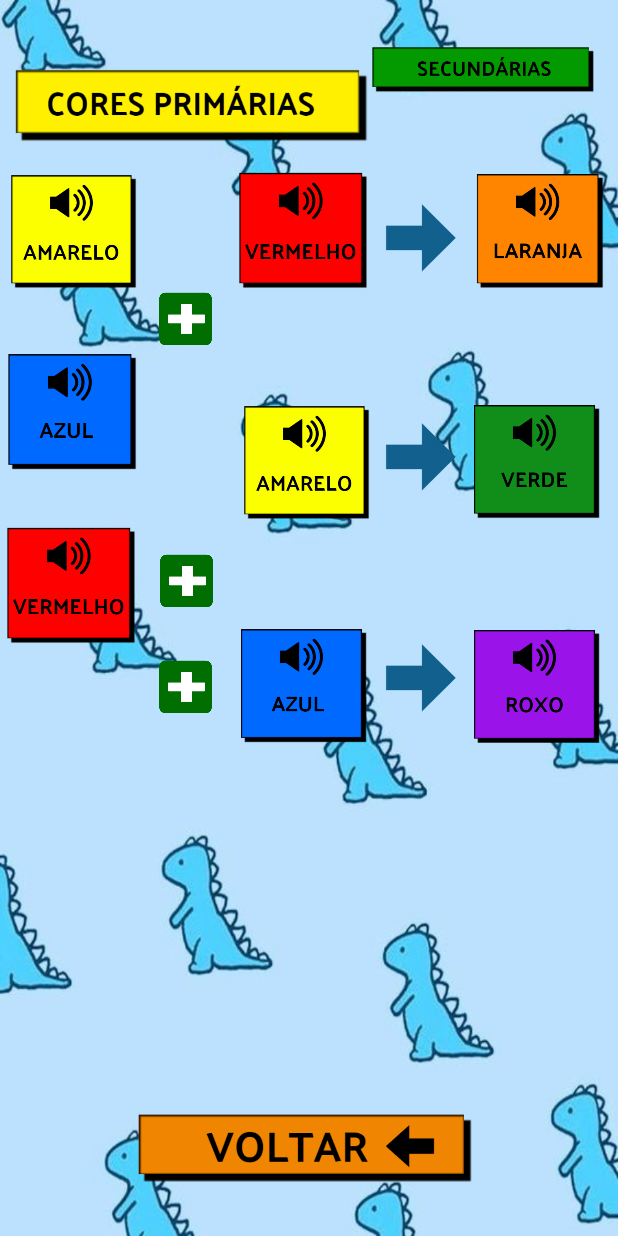
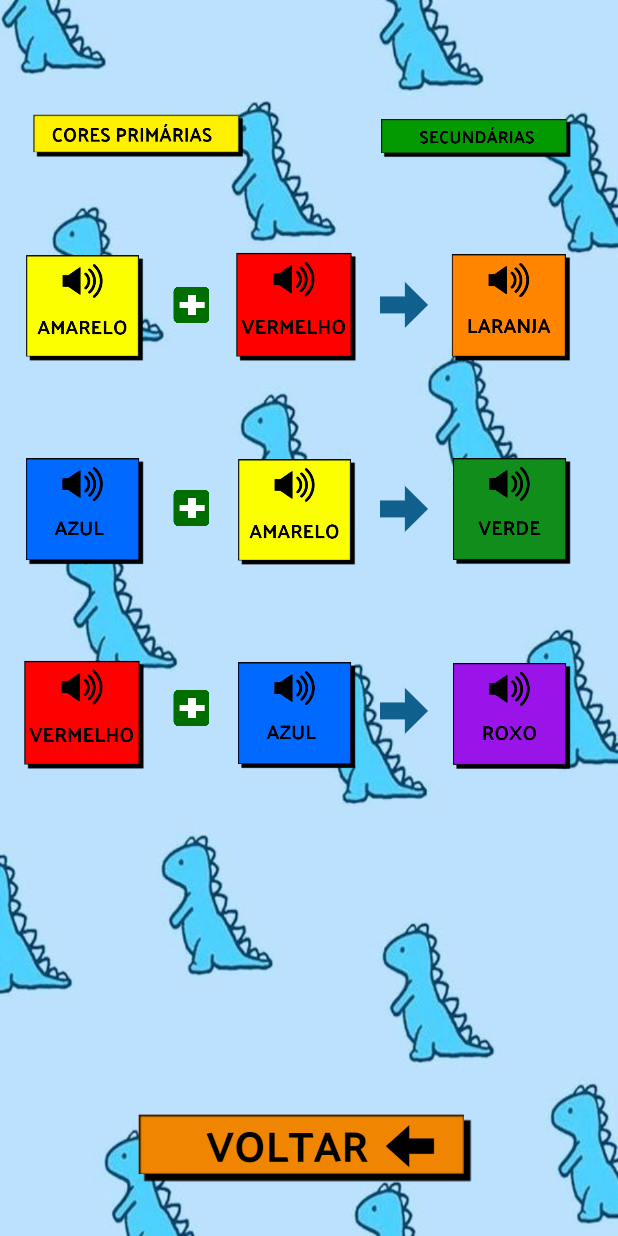
Before and after one commit to LucianoAjs/ColorfulSpace, an Android app: the CombinacaoCoresAcitivity screen opened directly, with no data from a screen before it, on a phone screen of 412 x 824 dp. Run offline under Robolectric (Android 15) with nearby library versions, the phone set to English and light mode, and no system bars.

Commit message:
Renderizando Layout

```diff
--- a/app/src/main/AndroidManifest.xml
+++ b/app/src/main/AndroidManifest.xml
@@ -9,7 +9,8 @@
         android:roundIcon="@mipmap/ic_launcher_round"
         android:supportsRtl="true"
         android:theme="@style/AppTheme">
-        <activity android:name=".ResultadoDaEscolhaActivity"></activity>
+        <activity android:name=".Giroscopio_acitivity"></activity>
+        <activity android:name=".ResultadoDaEscolhaActivity" />
         <activity android:name=".EscolhaACorAcitivity" />
         <activity android:name=".AprendendoCoresAcitivity" />
         <activity android:name=".CombinacaoCoresAcitivity" />
--- a/app/src/main/res/layout/activity_combinacao_cores_acitivity.xml
+++ b/app/src/main/res/layout/activity_combinacao_cores_acitivity.xml
@@ -10,217 +10,206 @@
 
     <ImageView
         android:id="@+id/imageView"
-        android:layout_width="237dp"
-        android:layout_height="0dp"
-        android:layout_marginTop="23dp"
-        android:layout_marginBottom="49dp"
-        app:layout_constraintBottom_toTopOf="@+id/imageView11"
+        android:layout_width="151dp"
+        android:layout_height="30dp"
+        app:layout_constraintBottom_toBottomOf="parent"
         app:layout_constraintEnd_toEndOf="parent"
-        app:layout_constraintHorizontal_bias="0.045"
+        app:layout_constraintHorizontal_bias="0.061"
         app:layout_constraintStart_toStartOf="parent"
         app:layout_constraintTop_toTopOf="parent"
-        app:layout_constraintVertical_bias="0.038"
+        app:layout_constraintVertical_bias="0.095"
         app:srcCompat="@drawable/coresprimarias2" />
 
     <ImageView
         android:id="@+id/imageView5"
-        android:layout_width="149dp"
-        android:layout_height="35dp"
+        android:layout_width="128dp"
+        android:layout_height="28dp"
         app:layout_constraintBottom_toBottomOf="parent"
         app:layout_constraintEnd_toEndOf="parent"
-        app:layout_constraintHorizontal_bias="0.938"
+        app:layout_constraintHorizontal_bias="0.89"
         app:layout_constraintStart_toStartOf="parent"
         app:layout_constraintTop_toTopOf="parent"
-        app:layout_constraintVertical_bias="0.036"
+        app:layout_constraintVertical_bias="0.098"
         app:srcCompat="@drawable/secundarias2" />
 
     <ImageView
         android:id="@+id/imageamarelomusica2"
-        android:layout_width="85dp"
-        android:layout_height="79dp"
+        android:layout_width="80dp"
+        android:layout_height="80dp"
         app:layout_constraintBottom_toBottomOf="parent"
         app:layout_constraintEnd_toEndOf="parent"
-        app:layout_constraintHorizontal_bias="0.018"
+        app:layout_constraintHorizontal_bias="0.048"
         app:layout_constraintStart_toStartOf="parent"
         app:layout_constraintTop_toTopOf="parent"
-        app:layout_constraintVertical_bias="0.153"
+        app:layout_constraintVertical_bias="0.221"
         app:srcCompat="@drawable/amarelomusic2" />
 
     <ImageView
         android:id="@+id/imageamarelomusica3"
-        android:layout_width="85dp"
-        android:layout_height="79dp"
+        android:layout_width="80dp"
+        android:layout_height="80dp"
         app:layout_constraintBottom_toBottomOf="parent"
         app:layout_constraintEnd_toEndOf="parent"
-        app:layout_constraintHorizontal_bias="0.493"
+        app:layout_constraintHorizontal_bias="0.474"
         app:layout_constraintStart_toStartOf="parent"
         app:layout_constraintTop_toTopOf="parent"
-        app:layout_constraintVertical_bias="0.36"
+        app:layout_constraintVertical_bias="0.404"
         app:srcCompat="@drawable/amarelomusic2" />
 
     <ImageView
         android:id="@+id/imagevermelhomusica3"
-        android:layout_width="85dp"
-        android:layout_height="79dp"
+        android:layout_width="80dp"
+        android:layout_height="80dp"
         app:layout_constraintBottom_toBottomOf="parent"
         app:layout_constraintEnd_toEndOf="parent"
-        app:layout_constraintHorizontal_bias="0.487"
+        app:layout_constraintHorizontal_bias="0.474"
         app:layout_constraintStart_toStartOf="parent"
         app:layout_constraintTop_toTopOf="parent"
-        app:layout_constraintVertical_bias="0.153"
+        app:layout_constraintVertical_bias="0.221"
         app:srcCompat="@drawable/vermelhomusic2" />
 
     <ImageView
         android:id="@+id/imagevermelhomusica2"
-        android:layout_width="85dp"
-        android:layout_height="79dp"
-        android:layout_marginTop="116dp"
-        android:layout_marginEnd="12dp"
+        android:layout_width="80dp"
+        android:layout_height="80dp"
         app:layout_constraintBottom_toBottomOf="parent"
-        app:layout_constraintEnd_toStartOf="@+id/imageView8"
-        app:layout_constraintHorizontal_bias="0.625"
+        app:layout_constraintEnd_toEndOf="parent"
+        app:layout_constraintHorizontal_bias="0.048"
         app:layout_constraintStart_toStartOf="parent"
-        app:layout_constraintTop_toTopOf="@+id/imageazulmusica2"
-        app:layout_constraintVertical_bias="0.0"
+        app:layout_constraintTop_toTopOf="parent"
+        app:layout_constraintVertical_bias="0.587"
         app:srcCompat="@drawable/vermelhomusic2" />
 
     <ImageView
         android:id="@+id/imageView8"
-        android:layout_width="37dp"
-        android:layout_height="41dp"
+        android:layout_width="25dp"
+        android:layout_height="25dp"
         app:layout_constraintBottom_toBottomOf="parent"
         app:layout_constraintEnd_toEndOf="parent"
-        app:layout_constraintHorizontal_bias="0.28"
+        app:layout_constraintHorizontal_bias="0.297"
         app:layout_constraintStart_toStartOf="parent"
         app:layout_constraintTop_toTopOf="parent"
-        app:layout_constraintVertical_bias="0.559"
+        app:layout_constraintVertical_bias="0.575"
         app:srcCompat="@drawable/negocioverde2" />
 
     <ImageView
         android:id="@+id/imageView11"
-        android:layout_width="37dp"
-        android:layout_height="0dp"
-        android:layout_marginStart="97dp"
-        android:layout_marginEnd="102dp"
-        android:layout_marginBottom="81dp"
-        app:layout_constraintBottom_toTopOf="@+id/imageView12"
-        app:layout_constraintEnd_toEndOf="@+id/imagevermelhomusica3"
-        app:layout_constraintStart_toStartOf="@+id/imageamarelomusica2"
-        app:layout_constraintTop_toBottomOf="@+id/imageView"
+        android:layout_width="25dp"
+        android:layout_height="25dp"
+        app:layout_constraintBottom_toBottomOf="parent"
+        app:layout_constraintEnd_toEndOf="parent"
+        app:layout_constraintHorizontal_bias="0.297"
+        app:layout_constraintStart_toStartOf="parent"
+        app:layout_constraintTop_toTopOf="parent"
+        app:layout_constraintVertical_bias="0.239"
         app:srcCompat="@drawable/negocioverde2" />
 
     <ImageView
         android:id="@+id/imageView12"
-        android:layout_width="37dp"
-        android:layout_height="0dp"
-        android:layout_marginStart="101dp"
-        android:layout_marginEnd="104dp"
-        android:layout_marginBottom="390dp"
+        android:layout_width="25dp"
+        android:layout_height="25dp"
         app:layout_constraintBottom_toBottomOf="parent"
-        app:layout_constraintEnd_toEndOf="@+id/imageamarelomusica3"
-        app:layout_constraintStart_toStartOf="@+id/imageazulmusica2"
-        app:layout_constraintTop_toBottomOf="@+id/imageView11"
+        app:layout_constraintEnd_toEndOf="parent"
+        app:layout_constraintHorizontal_bias="0.297"
+        app:layout_constraintStart_toStartOf="parent"
+        app:layout_constraintTop_toTopOf="parent"
+        app:layout_constraintVertical_bias="0.408"
         app:srcCompat="@drawable/negocioverde2" />
 
     <ImageView
         android:id="@+id/imageView9"
-        android:layout_width="58dp"
-        android:layout_height="49dp"
-        android:layout_marginStart="89dp"
-        android:layout_marginEnd="96dp"
+        android:layout_width="40dp"
+        android:layout_height="40dp"
         app:layout_constraintBottom_toBottomOf="parent"
-        app:layout_constraintEnd_toEndOf="@+id/imagelaranjamusica2"
-        app:layout_constraintStart_toStartOf="@+id/imagevermelhomusica3"
+        app:layout_constraintEnd_toEndOf="parent"
+        app:layout_constraintHorizontal_bias="0.665"
+        app:layout_constraintStart_toStartOf="parent"
         app:layout_constraintTop_toTopOf="parent"
-        app:layout_constraintVertical_bias="0.173"
+        app:layout_constraintVertical_bias="0.234"
         app:srcCompat="@drawable/setaazul2" />
 
     <ImageView
         android:id="@+id/imageView13"
-        android:layout_width="58dp"
-        android:layout_height="49dp"
-        android:layout_marginStart="89dp"
-        android:layout_marginEnd="93dp"
+        android:layout_width="40dp"
+        android:layout_height="40dp"
         app:layout_constraintBottom_toBottomOf="parent"
-        app:layout_constraintEnd_toEndOf="@+id/imageroxomusica2"
-        app:layout_constraintHorizontal_bias="0.0"
-        app:layout_constraintStart_toStartOf="@+id/imageazulmusica3"
+        app:layout_constraintEnd_toEndOf="parent"
+        app:layout_constraintHorizontal_bias="0.665"
+        app:layout_constraintStart_toStartOf="parent"
         app:layout_constraintTop_toTopOf="parent"
-        app:layout_constraintVertical_bias="0.552"
+        app:layout_constraintVertical_bias="0.579"
         app:srcCompat="@drawable/setaazul2" />
 
     <ImageView
         android:id="@+id/imageView14"
-        android:layout_width="58dp"
-        android:layout_height="49dp"
-        android:layout_marginStart="87dp"
-        android:layout_marginTop="116dp"
-        android:layout_marginEnd="93dp"
-        android:layout_marginBottom="117dp"
-        app:layout_constraintBottom_toBottomOf="@+id/imageView13"
-        app:layout_constraintEnd_toEndOf="@+id/imageverdemusica2"
-        app:layout_constraintStart_toStartOf="@+id/imageamarelomusica3"
-        app:layout_constraintTop_toTopOf="@+id/imageView9"
+        android:layout_width="40dp"
+        android:layout_height="40dp"
+        app:layout_constraintBottom_toBottomOf="parent"
+        app:layout_constraintEnd_toEndOf="parent"
+        app:layout_constraintHorizontal_bias="0.665"
+        app:layout_constraintStart_toStartOf="parent"
+        app:layout_constraintTop_toTopOf="parent"
+        app:layout_constraintVertical_bias="0.407"
         app:srcCompat="@drawable/setaazul2" />
 
     <ImageView
         android:id="@+id/imagelaranjamusica2"
-        android:layout_width="85dp"
-        android:layout_height="79dp"
+        android:layout_width="80dp"
+        android:layout_height="80dp"
         app:layout_constraintBottom_toBottomOf="parent"
         app:layout_constraintEnd_toEndOf="parent"
-        app:layout_constraintHorizontal_bias="0.972"
+        app:layout_constraintHorizontal_bias="0.906"
         app:layout_constraintStart_toStartOf="parent"
         app:layout_constraintTop_toTopOf="parent"
-        app:layout_constraintVertical_bias="0.153"
+        app:layout_constraintVertical_bias="0.221"
         app:srcCompat="@drawable/laranjamusic2" />
 
     <ImageView
         android:id="@+id/imageazulmusica3"
-        android:layout_width="85dp"
-        android:layout_height="79dp"
+        android:layout_width="80dp"
+        android:layout_height="80dp"
         app:layout_constraintBottom_toBottomOf="parent"
         app:layout_constraintEnd_toEndOf="parent"
-        app:layout_constraintHorizontal_bias="0.487"
+        app:layout_constraintHorizontal_bias="0.474"
         app:layout_constraintStart_toStartOf="parent"
         app:layout_constraintTop_toTopOf="parent"
-        app:layout_constraintVertical_bias="0.56"
+        app:layout_constraintVertical_bias="0.587"
         app:srcCompat="@drawable/azulmusic2" />
 
     <ImageView
         android:id="@+id/imageazulmusica2"
-        android:layout_width="87dp"
-        android:layout_height="79dp"
-        android:layout_marginStart="4dp"
-        android:layout_marginTop="41dp"
+        android:layout_width="80dp"
+        android:layout_height="80dp"
         app:layout_constraintBottom_toBottomOf="parent"
+        app:layout_constraintEnd_toEndOf="parent"
+        app:layout_constraintHorizontal_bias="0.048"
         app:layout_constraintStart_toStartOf="parent"
-        app:layout_constraintTop_toBottomOf="@+id/imageamarelomusica2"
-        app:layout_constraintVertical_bias="0.0"
+        app:layout_constraintTop_toTopOf="parent"
+        app:layout_constraintVertical_bias="0.404"
         app:srcCompat="@drawable/azulmusic2" />
 
     <ImageView
         android:id="@+id/imageverdemusica2"
-        android:layout_width="85dp"
-        android:layout_height="79dp"
+        android:layout_width="80dp"
+        android:layout_height="80dp"
         app:layout_constraintBottom_toBottomOf="parent"
         app:layout_constraintEnd_toEndOf="parent"
-        app:layout_constraintHorizontal_bias="0.963"
+        app:layout_constraintHorizontal_bias="0.906"
         app:layout_constraintStart_toStartOf="parent"
         app:layout_constraintTop_toTopOf="parent"
-        app:layout_constraintVertical_bias="0.36"
+        app:layout_constraintVertical_bias="0.404"
         app:srcCompat="@drawable/verdemusic2" />
 
     <ImageView
         android:id="@+id/imageroxomusica2"
-        android:layout_width="85dp"
-        android:layout_height="79dp"
+        android:layout_width="80dp"
+        android:layout_height="80dp"
         app:layout_constraintBottom_toBottomOf="parent"
         app:layout_constraintEnd_toEndOf="parent"
-        app:layout_constraintHorizontal_bias="0.963"
+        app:layout_constraintHorizontal_bias="0.906"
         app:layout_constraintStart_toStartOf="parent"
         app:layout_constraintTop_toTopOf="parent"
-        app:layout_constraintVertical_bias="0.56"
+        app:layout_constraintVertical_bias="0.587"
         app:srcCompat="@drawable/roxomusic2" />
 
     <ImageView
--- a/app/src/main/res/layout/activity_resultado_da_escolha.xml
+++ b/app/src/main/res/layout/activity_resultado_da_escolha.xml
@@ -39,7 +39,7 @@
         android:id="@+id/nomeTextFruta2"
         android:layout_width="330dp"
         android:layout_height="28dp"
-        android:background="#2979FF"
+        android:background="#002979FF"
         android:textAlignment="center"
         android:textColor="#100C0C"
         android:textSize="20sp"
--- a/app/src/main/res/values/dimens.xml
+++ b/app/src/main/res/values/dimens.xml
@@ -2,4 +2,6 @@
 <resources>
     <dimen name="top_label_size">20sp</dimen>
     <dimen name="buttons_height_and_width">120dp</dimen>
+    <dimen name="layout_Width">393dp</dimen>
+    <dimen name="layou_heigth">644dp</dimen>
 </resources>
```
Also changed, not shown: app/src/main/res/layout/activity_colorindo_acitivity.xml (+5 -7 lines), app/src/main/res/layout/activity_desenhos.xml (+82 -101 lines).
